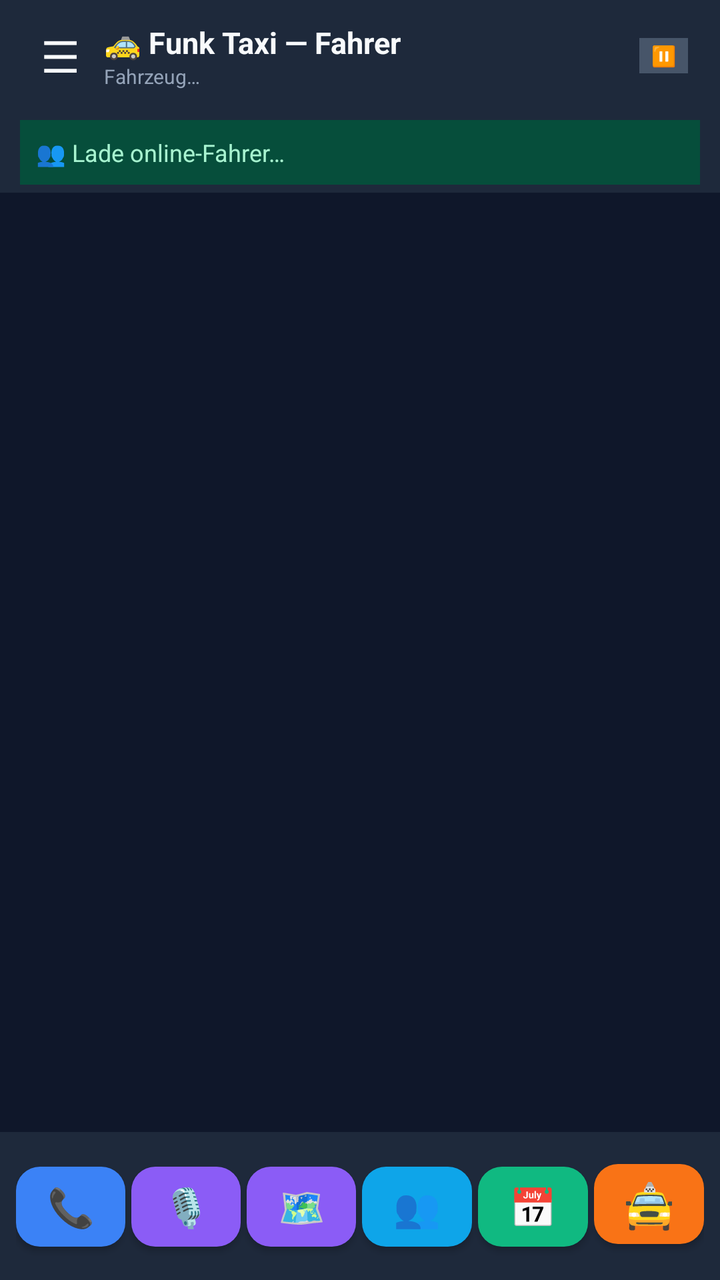
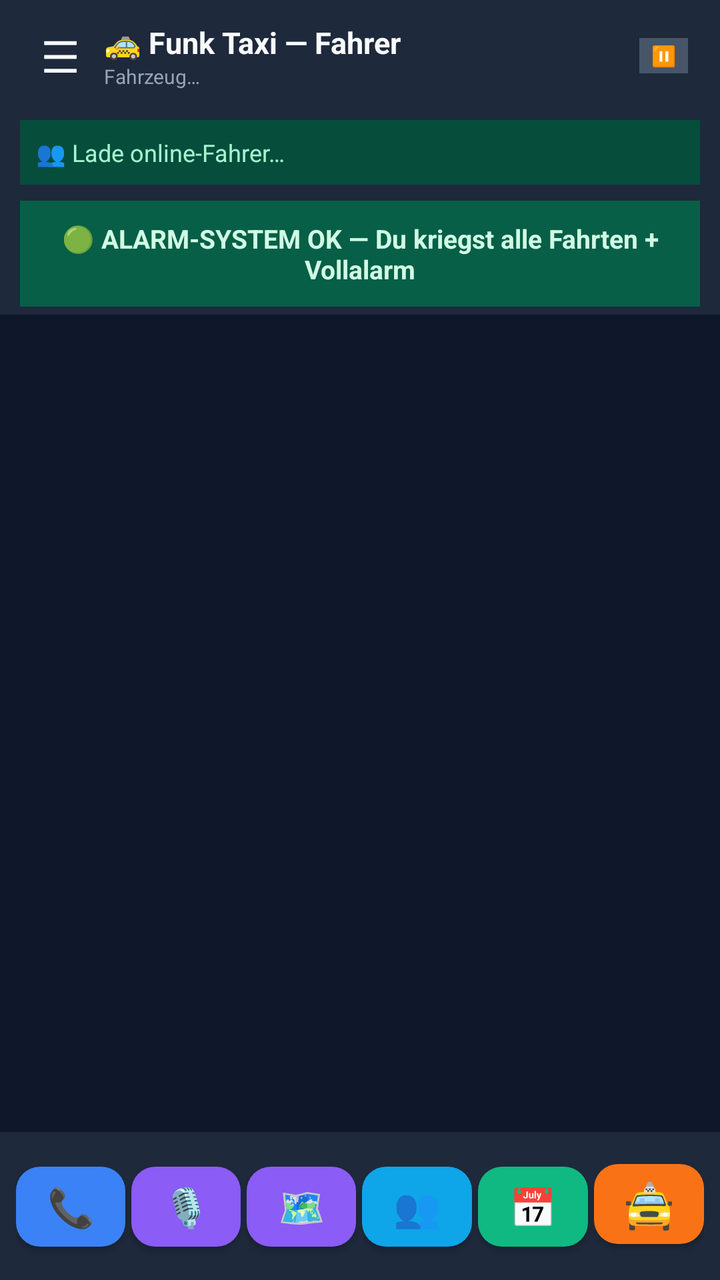

Two renders of the same Android screen: before a commit and after it. Below are the layout's source before the change and the commit's diff.
<!-- AndroidManifest.xml: activity theme AppTheme.Driver -->
<!-- res/layout/activity_driver_dashboard.xml -->
<?xml version="1.0" encoding="utf-8"?>
<androidx.coordinatorlayout.widget.CoordinatorLayout xmlns:android="http://schemas.android.com/apk/res/android"
    xmlns:app="http://schemas.android.com/apk/res-auto"
    android:layout_width="match_parent"
    android:layout_height="match_parent"
    android:background="#0F172A"
    android:keepScreenOn="true">

    <com.google.android.material.appbar.AppBarLayout
        android:id="@+id/appbar"
        android:layout_width="match_parent"
        android:layout_height="wrap_content"
        android:background="#1E293B"
        app:elevation="0dp">

        
        <LinearLayout
            android:id="@+id/update_banner"
            android:layout_width="match_parent"
            android:layout_height="wrap_content"
            android:background="#10B981"
            android:gravity="center_vertical"
            android:orientation="horizontal"
            android:paddingStart="16dp"
            android:paddingTop="10dp"
            android:paddingEnd="12dp"
            android:paddingBottom="10dp"
            android:visibility="gone">

            <TextView
                android:id="@+id/update_banner_text"
                android:layout_width="0dp"
                android:layout_height="wrap_content"
                android:layout_weight="1"
                android:text="📥 Update verfügbar"
                android:textColor="#FFFFFF"
                android:textSize="13sp"
                android:textStyle="bold" />

            <com.google.android.material.button.MaterialButton
                android:id="@+id/update_banner_btn"
                android:layout_width="wrap_content"
                android:layout_height="36dp"
                android:minWidth="0dp"
                android:paddingStart="16dp"
                android:paddingEnd="16dp"
                android:text="Installieren"
                android:textColor="#10B981"
                android:textSize="12sp"
                app:backgroundTint="#FFFFFF"
                app:cornerRadius="18dp" />
        </LinearLayout>

        
        
        
        <LinearLayout
            android:id="@+id/freebusy_banner"
            android:layout_width="match_parent"
            android:layout_height="wrap_content"
            android:background="#059669"
            android:orientation="vertical"
            android:paddingStart="12dp"
            android:paddingTop="5dp"
            android:paddingEnd="12dp"
            android:paddingBottom="5dp"
            android:visibility="gone">

            <TextView
                android:id="@+id/freebusy_status"
                android:layout_width="match_parent"
                android:layout_height="wrap_content"
                android:text="🟢 Frei für Sofort-Anfragen"
                android:textColor="#FFFFFF"
                android:textSize="12sp"
                android:textStyle="bold" />

            <TextView
                android:id="@+id/freebusy_next"
                android:layout_width="match_parent"
                android:layout_height="wrap_content"
                android:layout_marginTop="1dp"
                android:textColor="#D1FAE5"
                android:textSize="10sp"
                android:visibility="gone" />
        </LinearLayout>

        
        
        <LinearLayout
            android:layout_width="match_parent"
            android:layout_height="wrap_content"
            android:gravity="center_vertical"
            android:orientation="horizontal"
            android:paddingStart="8dp"
            android:paddingTop="6dp"
            android:paddingEnd="16dp"
            android:paddingBottom="6dp">

            <com.google.android.material.button.MaterialButton
                android:id="@+id/btn_menu"
                style="@style/Widget.MaterialComponents.Button.TextButton"
                android:layout_width="44dp"
                android:layout_height="44dp"
                android:minWidth="0dp"
                android:padding="0dp"
                android:text="☰"
                android:textColor="#F8FAFC"
                android:textSize="22sp" />

            <LinearLayout
                android:layout_width="0dp"
                android:layout_height="wrap_content"
                android:layout_weight="1"
                android:orientation="vertical">

                <TextView
                    android:id="@+id/tv_app_title"
                    android:layout_width="match_parent"
                    android:layout_height="wrap_content"
                    android:text="🚕 Funk Taxi — Fahrer"
                    android:textColor="#F8FAFC"
                    android:textSize="15sp"
                    android:textStyle="bold" />

                <TextView
                    android:id="@+id/tv_driver_name"
                    android:layout_width="match_parent"
                    android:layout_height="wrap_content"
                    android:layout_marginTop="1dp"
                    android:text=""
                    android:textColor="#10B981"
                    android:textSize="11sp"
                    android:textStyle="bold"
                    android:visibility="gone" />

                <TextView
                    android:id="@+id/tv_vehicle_info"
                    android:layout_width="match_parent"
                    android:layout_height="wrap_content"
                    android:layout_marginTop="0dp"
                    android:text="Fahrzeug…"
                    android:textColor="#94A3B8"
                    android:textSize="10sp" />

                
                <TextView
                    android:id="@+id/tv_home_inline"
                    android:layout_width="match_parent"
                    android:layout_height="wrap_content"
                    android:layout_marginTop="2dp"
                    android:text=""
                    android:textColor="#60A5FA"
                    android:textSize="11sp"
                    android:textStyle="bold"
                    android:maxLines="1"
                    android:ellipsize="end"
                    android:visibility="gone" />
            </LinearLayout>

            
            <TextView
                android:id="@+id/tv_shift_status"
                android:layout_width="wrap_content"
                android:layout_height="wrap_content"
                android:background="#475569"
                android:paddingStart="6dp"
                android:paddingTop="2dp"
                android:paddingEnd="6dp"
                android:paddingBottom="2dp"
                android:text="⏸"
                android:textColor="#F8FAFC"
                android:textSize="10sp"
                android:textStyle="bold" />
        </LinearLayout>

        
        <TextView
            android:id="@+id/tv_alarm_warning"
            android:layout_width="match_parent"
            android:layout_height="wrap_content"
            android:background="#DC2626"
            android:text=""
            android:textColor="#FFFFFF"
            android:textSize="13sp"
            android:textStyle="bold"
            android:padding="12dp"
            android:layout_marginStart="10dp"
            android:layout_marginEnd="10dp"
            android:layout_marginTop="4dp"
            android:layout_marginBottom="4dp"
            android:visibility="gone"/>

        
        <TextView
            android:id="@+id/tv_online_colleagues"
            android:layout_width="match_parent"
            android:layout_height="wrap_content"
            android:background="#064E3B"
            android:text="👥 Lade online-Fahrer…"
            android:textColor="#A7F3D0"
            android:textSize="12sp"
            android:padding="8dp"
            android:lineSpacingExtra="1dp"
            android:layout_marginStart="10dp"
            android:layout_marginEnd="10dp"
            android:layout_marginTop="4dp"
            android:layout_marginBottom="4dp"/>

        
        <LinearLayout
            android:id="@+id/home_card"
            android:layout_width="match_parent"
            android:layout_height="wrap_content"
            android:orientation="vertical"
            android:background="#1E40AF"
            android:padding="10dp"
            android:layout_marginStart="10dp"
            android:layout_marginEnd="10dp"
            android:layout_marginTop="4dp"
            android:layout_marginBottom="4dp"
            android:visibility="gone">

            <TextView
                android:id="@+id/tv_home_title"
                android:layout_width="wrap_content"
                android:layout_height="wrap_content"
                android:text="🏠 DEIN STANDORT HEUTE"
                android:textColor="#93C5FD"
                android:textSize="10sp"
                android:textStyle="bold" />

            <TextView
                android:id="@+id/tv_home_location"
                android:layout_width="match_parent"
                android:layout_height="wrap_content"
                android:layout_marginTop="4dp"
                android:textColor="#DBEAFE"
                android:textSize="15sp"
                android:textStyle="bold"
                android:maxLines="1"
                android:ellipsize="end"
                android:text="(wird geladen…)" />

            <TextView
                android:id="@+id/tv_home_source"
                android:layout_width="match_parent"
                android:layout_height="wrap_content"
                android:layout_marginTop="2dp"
                android:textColor="#60A5FA"
                android:textSize="10sp"
                android:text="" />
        </LinearLayout>

        
        <LinearLayout
            android:id="@+id/dispo_vorschlag_card"
            android:layout_width="match_parent"
            android:layout_height="wrap_content"
            android:orientation="vertical"
            android:background="#F97316"
            android:padding="10dp"
            android:layout_marginStart="10dp"
            android:layout_marginEnd="10dp"
            android:layout_marginTop="4dp"
            android:layout_marginBottom="4dp"
            android:visibility="gone">

            <TextView
                android:id="@+id/tv_vorschlag_title"
                android:layout_width="wrap_content"
                android:layout_height="wrap_content"
                android:text="💡 KONFLIKT-VORSCHLAG"
                android:textColor="#FED7AA"
                android:textSize="10sp"
                android:textStyle="bold" />

            <TextView
                android:id="@+id/tv_vorschlag_body"
                android:layout_width="match_parent"
                android:layout_height="wrap_content"
                android:layout_marginTop="4dp"
                android:textColor="#FFFFFF"
                android:textSize="12sp"
                android:text="(kein Vorschlag)" />

            <LinearLayout
                android:layout_width="match_parent"
                android:layout_height="wrap_content"
                android:orientation="horizontal"
                android:layout_marginTop="6dp">

                <Button
                    android:id="@+id/btn_vorschlag_ok"
                    android:layout_width="0dp"
                    android:layout_height="wrap_content"
                    android:layout_weight="1"
                    android:layout_marginEnd="4dp"
                    android:backgroundTint="#16A34A"
                    android:text="✓ Umsetzen"
                    android:textColor="#FFFFFF"
                    android:textSize="11sp"
                    android:textStyle="bold" />

                <Button
                    android:id="@+id/btn_vorschlag_dismiss"
                    android:layout_width="0dp"
                    android:layout_height="wrap_content"
                    android:layout_weight="1"
                    android:layout_marginStart="4dp"
                    android:backgroundTint="#64748B"
                    android:text="✗ Später"
                    android:textColor="#FFFFFF"
                    android:textSize="11sp" />
            </LinearLayout>
        </LinearLayout>

        
        <LinearLayout
            android:id="@+id/shift_stats_row"
            android:layout_width="0dp"
            android:layout_height="0dp"
            android:visibility="gone">

            <TextView
                android:id="@+id/tv_shift_timer"
                android:layout_width="wrap_content"
                android:layout_height="wrap_content" />

            <TextView
                android:id="@+id/tv_today_earnings"
                android:layout_width="wrap_content"
                android:layout_height="wrap_content" />

            <TextView
                android:id="@+id/tv_shift_detail"
                android:layout_width="wrap_content"
                android:layout_height="wrap_content" />
        </LinearLayout>
    </com.google.android.material.appbar.AppBarLayout>

    
    <TextView
        android:id="@+id/tv_pause_banner"
        android:layout_width="match_parent"
        android:layout_height="wrap_content"
        android:layout_gravity="top"
        android:layout_marginTop="?attr/actionBarSize"
        android:background="#F59E0B"
        android:elevation="12dp"
        android:gravity="center"
        android:padding="18dp"
        android:text="⏸  DU BIST AUF PAUSE  —  Tippen zum Online schalten"
        android:textColor="#1F2937"
        android:textSize="17sp"
        android:textStyle="bold"
        android:clickable="true"
        android:focusable="true"
        android:visibility="gone"
        app:layout_behavior="@string/appbar_scrolling_view_behavior" />

    
    
    
    
    <androidx.recyclerview.widget.RecyclerView
        android:id="@+id/rv_rides"
        android:layout_width="match_parent"
        android:layout_height="match_parent"
        android:padding="12dp"
        android:clipToPadding="false"
        android:paddingBottom="400dp"
        android:nestedScrollingEnabled="true"
        android:overScrollMode="always"
        android:scrollbars="vertical"
        android:scrollbarStyle="insideOverlay"
        android:descendantFocusability="beforeDescendants"
        android:focusableInTouchMode="false"
        app:layout_behavior="@string/appbar_scrolling_view_behavior" />

    <LinearLayout
        android:id="@+id/empty_state"
        android:layout_width="match_parent"
        android:layout_height="wrap_content"
        android:layout_gravity="center"
        android:gravity="center"
        android:orientation="vertical"
        android:padding="32dp"
        android:visibility="gone">

        <TextView
            android:layout_width="wrap_content"
            android:layout_height="wrap_content"
            android:text="🚖"
            android:textSize="64sp" />

        <TextView
            android:layout_width="wrap_content"
            android:layout_height="wrap_content"
            android:layout_marginTop="16dp"
            android:text="Keine offenen Aufträge"
            android:textColor="#F8FAFC"
            android:textSize="18sp"
            android:textStyle="bold" />

        <TextView
            android:layout_width="wrap_content"
            android:layout_height="wrap_content"
            android:layout_marginTop="6dp"
            android:gravity="center"
            android:text="Schicht via ☰ Menü starten."
            android:textColor="#94A3B8"
            android:textSize="13sp" />
    </LinearLayout>

    
    <LinearLayout
        android:layout_width="match_parent"
        android:layout_height="wrap_content"
        android:layout_gravity="bottom"
        android:background="#1E293B"
        android:orientation="horizontal"
        android:paddingStart="8dp"
        android:paddingTop="10dp"
        android:paddingEnd="8dp"
        android:paddingBottom="12dp">

        <com.google.android.material.button.MaterialButton
            android:id="@+id/btn_call_log"
            android:layout_width="0dp"
            android:layout_height="52dp"
            android:layout_marginEnd="3dp"
            android:layout_weight="1"
            android:text="📞"
            android:textSize="19sp"
            app:backgroundTint="#3B82F6"
            app:cornerRadius="12dp" />

        <com.google.android.material.button.MaterialButton
            android:id="@+id/btn_pin_recordings"
            android:layout_width="0dp"
            android:layout_height="52dp"
            android:layout_marginEnd="3dp"
            android:layout_weight="1"
            android:text="🎙"
            android:textSize="19sp"
            app:backgroundTint="#8B5CF6"
            app:cornerRadius="12dp" />

        <com.google.android.material.button.MaterialButton
            android:id="@+id/btn_pin_map"
            android:layout_width="0dp"
            android:layout_height="52dp"
            android:layout_marginEnd="3dp"
            android:layout_weight="1"
            android:text="🗺"
            android:textSize="19sp"
            app:backgroundTint="#8B5CF6"
            app:cornerRadius="12dp" />

        <com.google.android.material.button.MaterialButton
            android:id="@+id/btn_colleagues"
            android:layout_width="0dp"
            android:layout_height="52dp"
            android:layout_marginEnd="3dp"
            android:layout_weight="1"
            android:text="👥"
            android:textSize="19sp"
            app:backgroundTint="#0EA5E9"
            app:cornerRadius="12dp" />

        <com.google.android.material.button.MaterialButton
            android:id="@+id/btn_dispo_12h"
            android:layout_width="0dp"
            android:layout_height="52dp"
            android:layout_marginEnd="3dp"
            android:layout_weight="1"
            android:text="📅"
            android:textSize="19sp"
            app:backgroundTint="#10B981"
            app:cornerRadius="12dp" />

        
        <com.google.android.material.button.MaterialButton
            android:id="@+id/btn_einsteiger"
            android:layout_width="0dp"
            android:layout_height="52dp"
            android:layout_weight="1"
            android:text="🚖"
            android:textSize="22sp"
            android:tooltipText="Einsteiger — Standort-Kunde direkt abholen"
            app:backgroundTint="#F97316"
            app:cornerRadius="12dp" />
    </LinearLayout>

</androidx.coordinatorlayout.widget.CoordinatorLayout>
<!-- resources referenced by this layout -->
<resources>
  <style name="AppTheme.Driver" parent="Theme.MaterialComponents.DayNight.NoActionBar">
          <item name="windowActionBar">false</item>
          <item name="windowNoTitle">true</item>
          <item name="android:windowBackground">@drawable/splash</item>
          <item name="android:statusBarColor">#1E293B</item>
      </style>
  <!-- drawable splash: png bitmap (drawable, 4040 bytes) -->
</resources>

<!-- the commit's change to res/layout/activity_driver_dashboard.xml (unified diff, before → after) -->
@@ -206,6 +206,39 @@
             android:layout_marginEnd="10dp"
             android:layout_marginTop="4dp"
             android:layout_marginBottom="4dp"/>
+
+        
+        <LinearLayout
+            android:id="@+id/system_check_card"
+            android:layout_width="match_parent"
+            android:layout_height="wrap_content"
+            android:orientation="vertical"
+            android:background="#065F46"
+            android:padding="10dp"
+            android:layout_marginStart="10dp"
+            android:layout_marginEnd="10dp"
+            android:layout_marginTop="4dp"
+            android:layout_marginBottom="4dp">
+
+            <TextView
+                android:id="@+id/tv_system_check_title"
+                android:layout_width="match_parent"
+                android:layout_height="wrap_content"
+                android:text="🟢 ALARM-SYSTEM OK — Du kriegst alle Fahrten + Vollalarm"
+                android:textColor="#D1FAE5"
+                android:textSize="13sp"
+                android:textStyle="bold"
+                android:gravity="center" />
+
+            <TextView
+                android:id="@+id/tv_system_check_details"
+                android:layout_width="match_parent"
+                android:layout_height="wrap_content"
+                android:layout_marginTop="4dp"
+                android:textColor="#A7F3D0"
+                android:textSize="10sp"
+                android:visibility="gone" />
+        </LinearLayout>
 
         
         <LinearLayout
